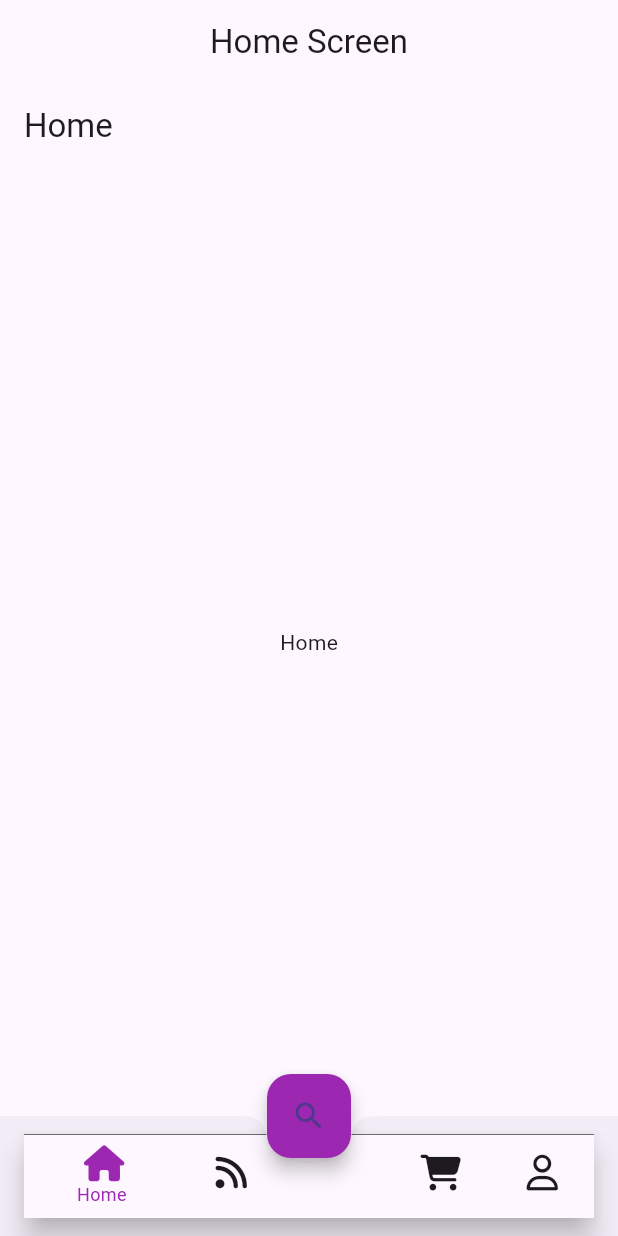
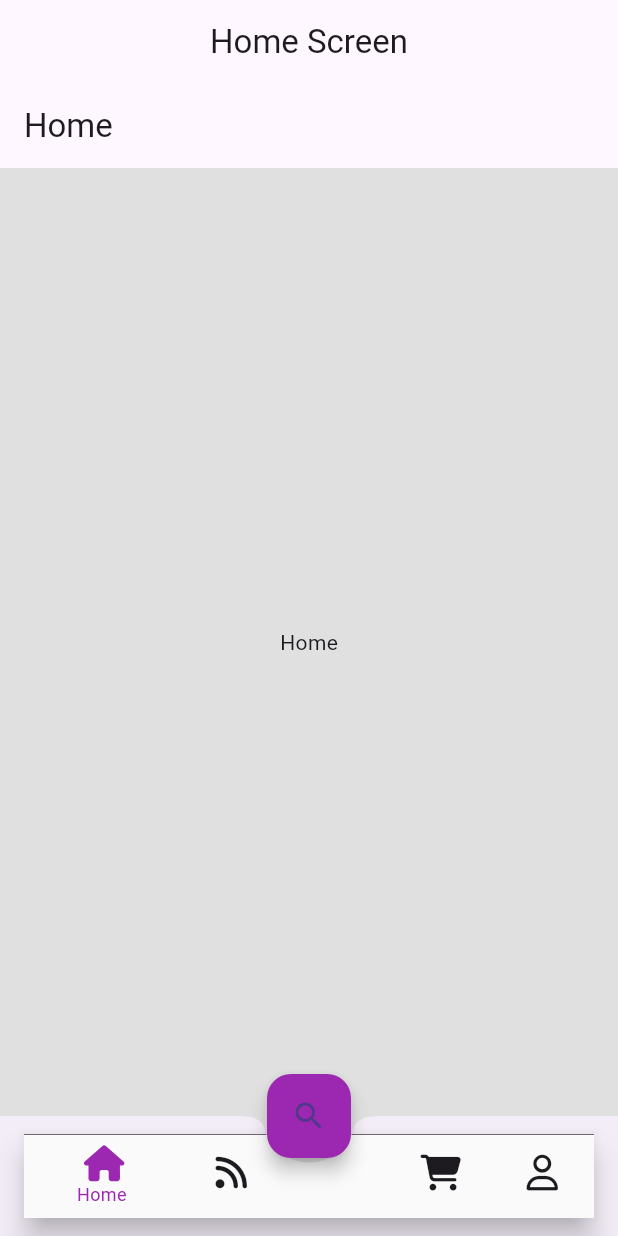
Before and after one commit to dhanazam/shopping_app, a Flutter app: the screen it shows after launch, on a phone screen of 412 x 824 dp. Run offline on Flutter 3.47's test engine with Material 3 defaults, Android fonts, the phone set to English and light mode, and no system bars; our stand-ins replace font_awesome_flutter.

Commit message:
add change theme

```diff
--- /dev/null
+++ b/lib/consts/theme_data.dart
@@ -0,0 +1,36 @@
+import 'package:flutter/material.dart';
+
+class Styles {
+  static ThemeData themeData(bool isDarkTheme, BuildContext context) {
+    return ThemeData(
+      scaffoldBackgroundColor:
+          isDarkTheme ? Colors.black : Colors.grey.shade300,
+      primarySwatch: Colors.purple,
+      primaryColor: isDarkTheme ? Colors.black : Colors.grey.shade300,
+      // accentColor: Colors.deepPurple,
+      // backgroundColor: isDarkTheme ? Colors.grey.shade700 : Colors.white,
+      indicatorColor:
+          isDarkTheme ? const Color(0xff0E1D36) : const Color(0xffCBDCF8),
+      // buttonColor: isDarkTheme ? Color(0xff3B3B3B) : Color(0xffF1F5FB),
+      hintColor: isDarkTheme ? Colors.grey.shade300 : Colors.grey.shade800,
+      highlightColor:
+          isDarkTheme ? const Color(0xff372901) : const Color(0xffFCE192),
+      hoverColor:
+          isDarkTheme ? const Color(0xff3A3A3B) : const Color(0xff4285F4),
+      focusColor:
+          isDarkTheme ? const Color(0xff0B2512) : const Color(0xffA8DAB5),
+      disabledColor: Colors.grey,
+      // textSelectionColor: isDarkTheme ? Colors.white : Colors.black,
+      cardColor: isDarkTheme ? const Color(0xFF151515) : Colors.white,
+      canvasColor: isDarkTheme ? Colors.black : Colors.grey[50],
+      brightness: isDarkTheme ? Brightness.dark : Brightness.light,
+      buttonTheme: Theme.of(context).buttonTheme.copyWith(
+          colorScheme: isDarkTheme
+              ? const ColorScheme.dark()
+              : const ColorScheme.light()),
+      appBarTheme: const AppBarTheme(
+        elevation: 0.0,
+      ),
+    );
+  }
+}
--- a/lib/main.dart
+++ b/lib/main.dart
@@ -1,22 +1,34 @@
 import 'package:flutter/material.dart';
+import 'package:provider/provider.dart';
+import 'package:shopping_app/consts/theme_data.dart';
+import 'package:shopping_app/provider/dark_theme_provider.dart';
 import 'package:shopping_app/screens/bottom_bar.dart';
 
 void main() {
-  runApp(const MainApp());
+  runApp(MainApp());
 }
 
+// ignore: must_be_immutable
 class MainApp extends StatelessWidget {
-  const MainApp({super.key});
+  DarkThemeProvider themeChangeProvider = DarkThemeProvider();
+
+  MainApp({super.key});
 
   @override
   Widget build(BuildContext context) {
-    return MaterialApp(
-      title: 'Flutter Demo',
-      theme: ThemeData(
-        primarySwatch: Colors.blue,
-        visualDensity: VisualDensity.adaptivePlatformDensity,
+    return MultiProvider(
+      providers: [
+        ChangeNotifierProvider(create: (_) => themeChangeProvider),
+      ],
+      child: Consumer<DarkThemeProvider>(
+        builder: (context, themeProvider, child) {
+          return MaterialApp(
+            debugShowCheckedModeBanner: false,
+            theme: Styles.themeData(themeChangeProvider.darkTheme, context),
+            home: const BottomBarScreen(),
+          );
+        },
       ),
-      home: const BottomBarScreen(),
     );
   }
 }
--- /dev/null
+++ b/lib/provider/dark_theme_provider.dart
@@ -0,0 +1,11 @@
+import 'package:flutter/material.dart';
+
+class DarkThemeProvider with ChangeNotifier {
+  bool _darkTheme = false;
+  bool get darkTheme => _darkTheme;
+
+  set darkTheme(bool value) {
+    _darkTheme = value;
+    notifyListeners();
+  }
+}
--- a/lib/screens/user_info.dart
+++ b/lib/screens/user_info.dart
@@ -1,5 +1,7 @@
 import 'package:flutter/material.dart';
 import 'package:shopping_app/consts/my_icons.dart';
+import 'package:provider/provider.dart';
+import 'package:shopping_app/provider/dark_theme_provider.dart';
 
 class UserInfo extends StatefulWidget {
   const UserInfo({super.key});
@@ -25,6 +27,8 @@ class _UserInfoState extends State<UserInfo> {
 
   @override
   Widget build(BuildContext context) {
+    final themeChange = Provider.of<DarkThemeProvider>(context);
+
     return Scaffold(
       body: Stack(
         children: [
@@ -158,10 +162,10 @@ class _UserInfoState extends State<UserInfo> {
                       color: Colors.grey,
                     ),
                     SwitchListTile(
-                      value: false,
+                      value: themeChange.darkTheme,
                       onChanged: (value) {
                         setState(() {
-                          // themeChange.darkTheme = value;
+                          themeChange.darkTheme = value;
                         });
                       },
                       visualDensity: VisualDensity.comfortable,
--- a/pubspec.yaml
+++ b/pubspec.yaml
@@ -10,6 +10,7 @@ dependencies:
   flutter:
     sdk: flutter
   font_awesome_flutter: ^10.4.0
+  provider: ^6.1.2
 
 dev_dependencies:
   flutter_test:
```
Also changed, not shown: pubspec.lock.
